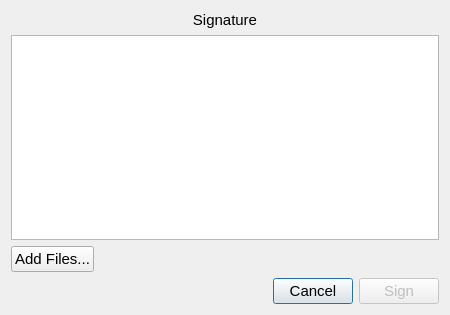
The window that pteid-mw-pt/_src/eidmw/eidgui/dlgSignature.ui (amagovpt/autenticacao.gov) describes before a commit, drawn with Qt 5.
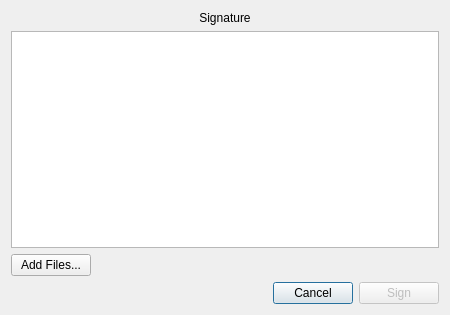
The same window after the commit. Icons and pictures are not drawn.

Commit message: Use system font settings in the signature dialogs.

The edit to the form file:
```diff
--- a/pteid-mw-pt/_src/eidmw/eidgui/dlgSignature.ui
+++ b/pteid-mw-pt/_src/eidmw/eidgui/dlgSignature.ui
@@ -10,11 +10,6 @@
     <height>315</height>
    </rect>
   </property>
-  <property name="font">
-   <font>
-    <pointsize>11</pointsize>
-   </font>
-  </property>
   <property name="windowTitle">
    <string>Signature</string>
   </property>
```
Lines whose indentation alone changed are shown as unchanged. The commit also changes 1 other file.
